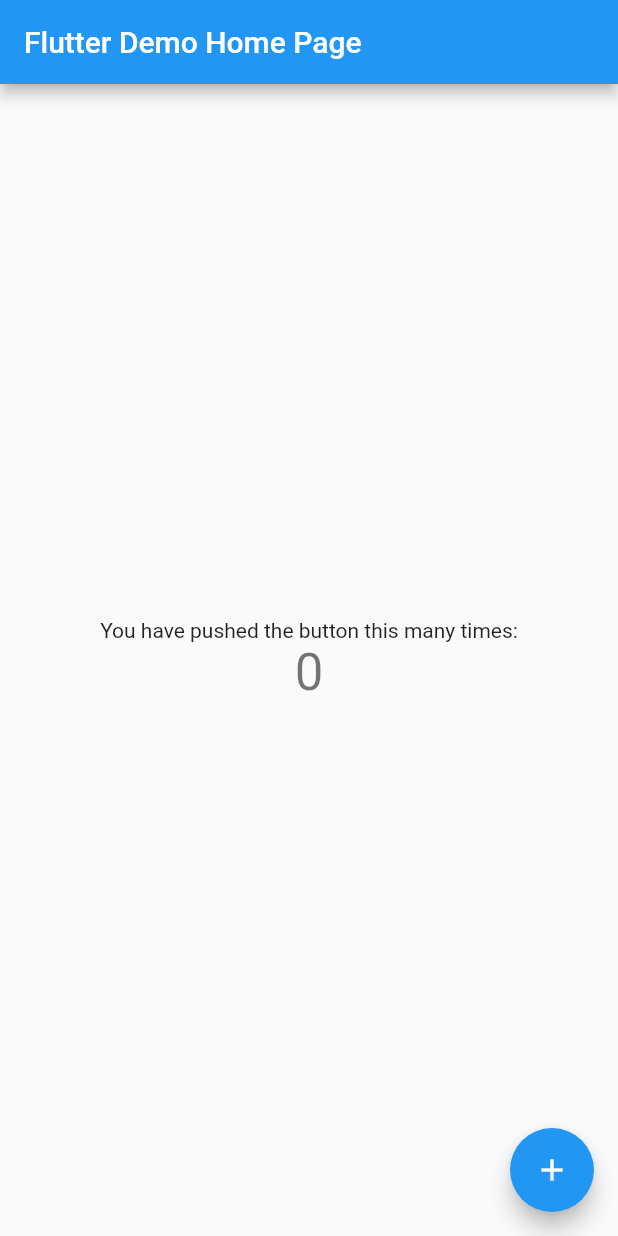
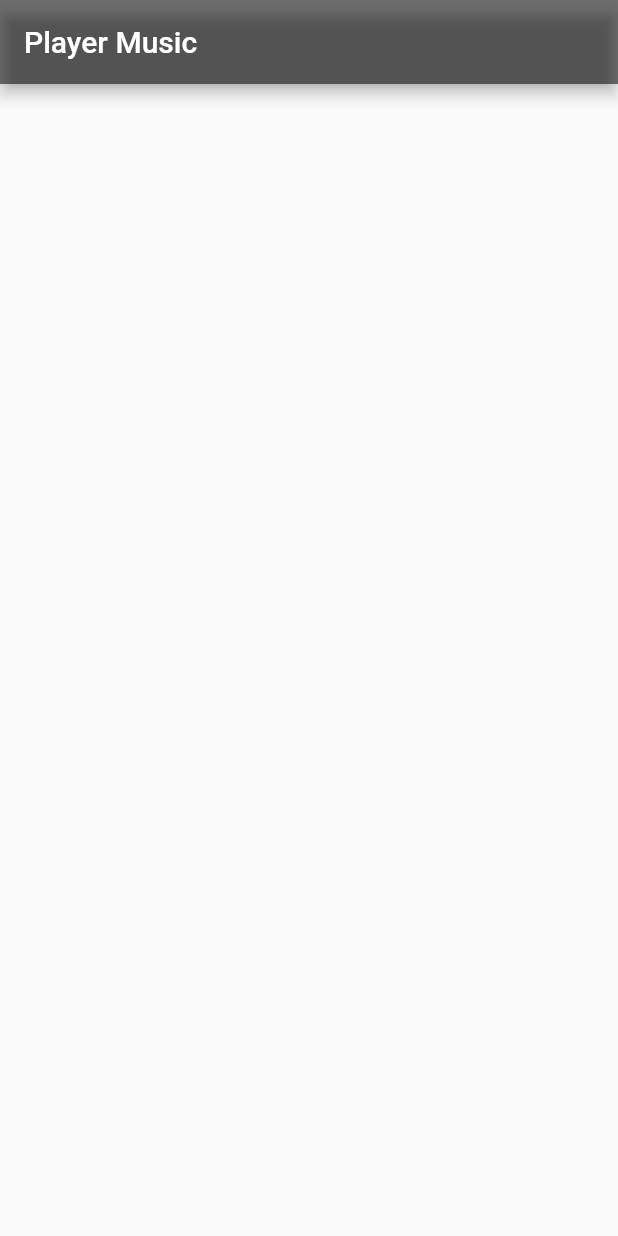
Before and after one commit to AmgiOS/PlayerFlutterApp, a Flutter app: the screen it shows after launch, on a phone screen of 412 x 824 dp. Run offline on Flutter 3.47's test engine with Material 2 defaults, Android fonts, the phone set to English and light mode, and no system bars.

```diff
--- a/lib/main.dart
+++ b/lib/main.dart
@@ -1,117 +1,37 @@
 import 'package:flutter/material.dart';
 
 void main() {
-  runApp(MyApp());
+  runApp(PlayerHome());
 }
 
-class MyApp extends StatelessWidget {
-  // This widget is the root of your application.
+class PlayerHome extends StatelessWidget {
   @override
   Widget build(BuildContext context) {
     return MaterialApp(
-      title: 'Flutter Demo',
-      theme: ThemeData(
-        // This is the theme of your application.
-        //
-        // Try running your application with "flutter run". You'll see the
-        // application has a blue toolbar. Then, without quitting the app, try
-        // changing the primarySwatch below to Colors.green and then invoke
-        // "hot reload" (press "r" in the console where you ran "flutter run",
-        // or simply save your changes to "hot reload" in a Flutter IDE).
-        // Notice that the counter didn't reset back to zero; the application
-        // is not restarted.
-        primarySwatch: Colors.blue,
-        // This makes the visual density adapt to the platform that you run
-        // the app on. For desktop platforms, the controls will be smaller and
-        // closer together (more dense) than on mobile platforms.
-        visualDensity: VisualDensity.adaptivePlatformDensity,
-      ),
-      home: MyHomePage(title: 'Flutter Demo Home Page'),
+      title: 'Player',
+      debugShowCheckedModeBanner: false,
+      home: Player(),
     );
   }
 }
 
-class MyHomePage extends StatefulWidget {
-  MyHomePage({Key key, this.title}) : super(key: key);
-
-  // This widget is the home page of your application. It is stateful, meaning
-  // that it has a State object (defined below) that contains fields that affect
-  // how it looks.
-
-  // This class is the configuration for the state. It holds the values (in this
-  // case the title) provided by the parent (in this case the App widget) and
-  // used by the build method of the State. Fields in a Widget subclass are
-  // always marked "final".
-
-  final String title;
-
+class Player extends StatefulWidget {
   @override
-  _MyHomePageState createState() => _MyHomePageState();
+  State<StatefulWidget> createState() {
+    return _Player();
+  }
 }
 
-class _MyHomePageState extends State<MyHomePage> {
-  int _counter = 0;
-
-  void _incrementCounter() {
-    setState(() {
-      // This call to setState tells the Flutter framework that something has
-      // changed in this State, which causes it to rerun the build method below
-      // so that the display can reflect the updated values. If we changed
-      // _counter without calling setState(), then the build method would not be
-      // called again, and so nothing would appear to happen.
-      _counter++;
-    });
-  }
+class _Player extends State<Player> {
 
   @override
   Widget build(BuildContext context) {
-    // This method is rerun every time setState is called, for instance as done
-    // by the _incrementCounter method above.
-    //
-    // The Flutter framework has been optimized to make rerunning build methods
-    // fast, so that you can just rebuild anything that needs updating rather
-    // than having to individually change instances of widgets.
     return Scaffold(
       appBar: AppBar(
-        // Here we take the value from the MyHomePage object that was created by
-        // the App.build method, and use it to set our appbar title.
-        title: Text(widget.title),
+        title: Text("Player Music"),
+        backgroundColor: Colors.black54,
+        centerTitle: false,
       ),
-      body: Center(
-        // Center is a layout widget. It takes a single child and positions it
-        // in the middle of the parent.
-        child: Column(
-          // Column is also a layout widget. It takes a list of children and
-          // arranges them vertically. By default, it sizes itself to fit its
-          // children horizontally, and tries to be as tall as its parent.
-          //
-          // Invoke "debug painting" (press "p" in the console, choose the
-          // "Toggle Debug Paint" action from the Flutter Inspector in Android
-          // Studio, or the "Toggle Debug Paint" command in Visual Studio Code)
-          // to see the wireframe for each widget.
-          //
-          // Column has various properties to control how it sizes itself and
-          // how it positions its children. Here we use mainAxisAlignment to
-          // center the children vertically; the main axis here is the vertical
-          // axis because Columns are vertical (the cross axis would be
-          // horizontal).
-          mainAxisAlignment: MainAxisAlignment.center,
-          children: <Widget>[
-            Text(
-              'You have pushed the button this many times:',
-            ),
-            Text(
-              '$_counter',
-              style: Theme.of(context).textTheme.headline4,
-            ),
-          ],
-        ),
-      ),
-      floatingActionButton: FloatingActionButton(
-        onPressed: _incrementCounter,
-        tooltip: 'Increment',
-        child: Icon(Icons.add),
-      ), // This trailing comma makes auto-formatting nicer for build methods.
     );
   }
 }
--- a/pubspec.yaml
+++ b/pubspec.yaml
@@ -45,7 +45,9 @@ flutter:
   uses-material-design: true
 
   # To add assets to your application, add an assets section, like this:
-  # assets:
+  assets:
+     - assets/un.jpg
+     - assets/deux.jpg
   #   - images/a_dot_burr.jpeg
   #   - images/a_dot_ham.jpeg
 
```
Also changed, not shown: assets/deux.jpg (added), assets/un.jpg (added), 1 other file.
